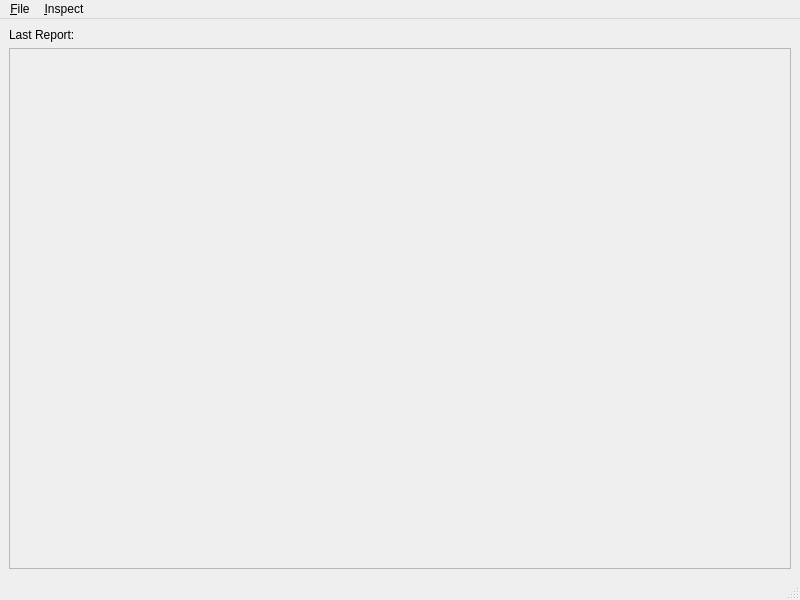
Qt form hid_gui/mainwindow.ui (vrpn/vrpn) before a commit.
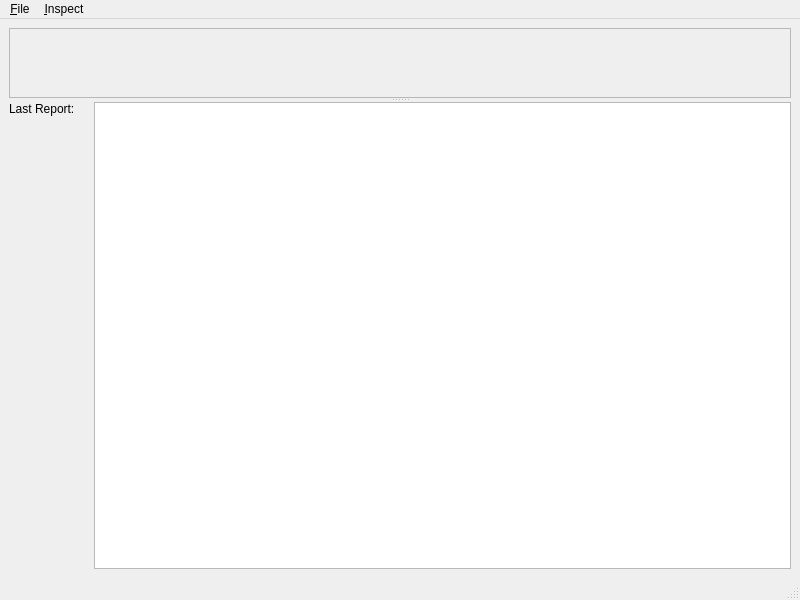
The same form after that commit.

The edit to the form file:
```diff
--- a/hid_gui/mainwindow.ui
+++ b/hid_gui/mainwindow.ui
@@ -14,26 +14,12 @@
    <string>VRPN HID Tool</string>
   </property>
   <widget class="QWidget" name="centralwidget">
-   <layout class="QVBoxLayout" name="verticalLayout_2">
-    <item>
-     <layout class="QFormLayout" name="formLayout">
+   <layout class="QGridLayout" name="gridLayout_2">
       <item row="0" column="0">
-       <widget class="QLabel" name="label">
-        <property name="text">
-         <string>Last Report:</string>
-        </property>
-       </widget>
-      </item>
-      <item row="0" column="1">
-       <widget class="QLabel" name="reportSizeLabel">
-        <property name="text">
-         <string/>
-        </property>
-       </widget>
-      </item>
-     </layout>
-    </item>
-    <item>
+     <widget class="QSplitter" name="splitter">
+      <property name="orientation">
+       <enum>Qt::Vertical</enum>
+      </property>
      <widget class="QScrollArea" name="scrollArea">
       <property name="horizontalScrollBarPolicy">
        <enum>Qt::ScrollBarAlwaysOff</enum>
@@ -47,7 +33,7 @@
          <x>0</x>
          <y>0</y>
          <width>780</width>
-         <height>510</height>
+          <height>82</height>
         </rect>
        </property>
        <layout class="QGridLayout" name="gridLayout">
@@ -57,8 +43,39 @@
        </layout>
       </widget>
      </widget>
-    </item>
-   </layout>
+      <widget class="QWidget" name="">
+       <layout class="QHBoxLayout" name="horizontalLayout">
+        <item>
+         <layout class="QFormLayout" name="formLayout">
+          <item row="0" column="1">
+           <widget class="QLabel" name="reportSizeLabel">
+            <property name="text">
+             <string/>
+            </property>
+           </widget>
+          </item>
+          <item row="0" column="0">
+           <widget class="QLabel" name="label">
+            <property name="text">
+             <string>Last Report:</string>
+            </property>
+           </widget>
+          </item>
+         </layout>
+        </item>
+        <item>
+         <widget class="QTextBrowser" name="textLog"/>
+        </item>
+       </layout>
+      </widget>
+     </widget>
+    </item>
+   </layout>
+   <zorder>scrollArea</zorder>
+   <zorder>label</zorder>
+   <zorder>reportSizeLabel</zorder>
+   <zorder>textLog</zorder>
+   <zorder>label</zorder>
   </widget>
   <widget class="QMenuBar" name="menubar">
    <property name="geometry">
```
Lines whose indentation alone changed are shown as unchanged.
